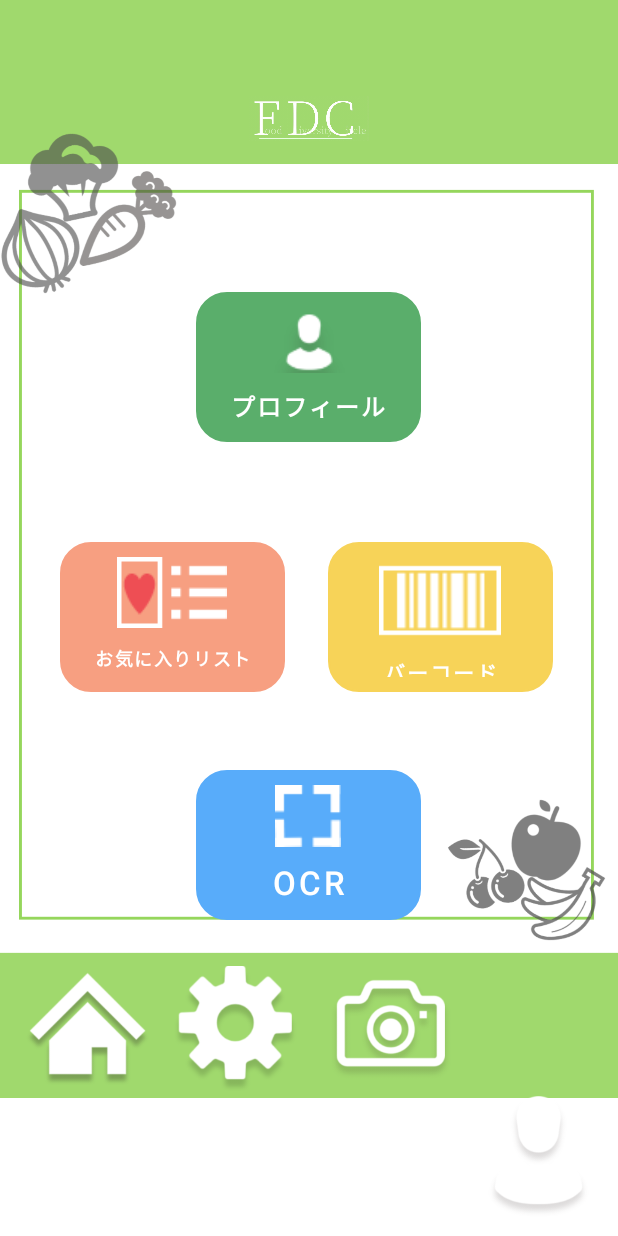
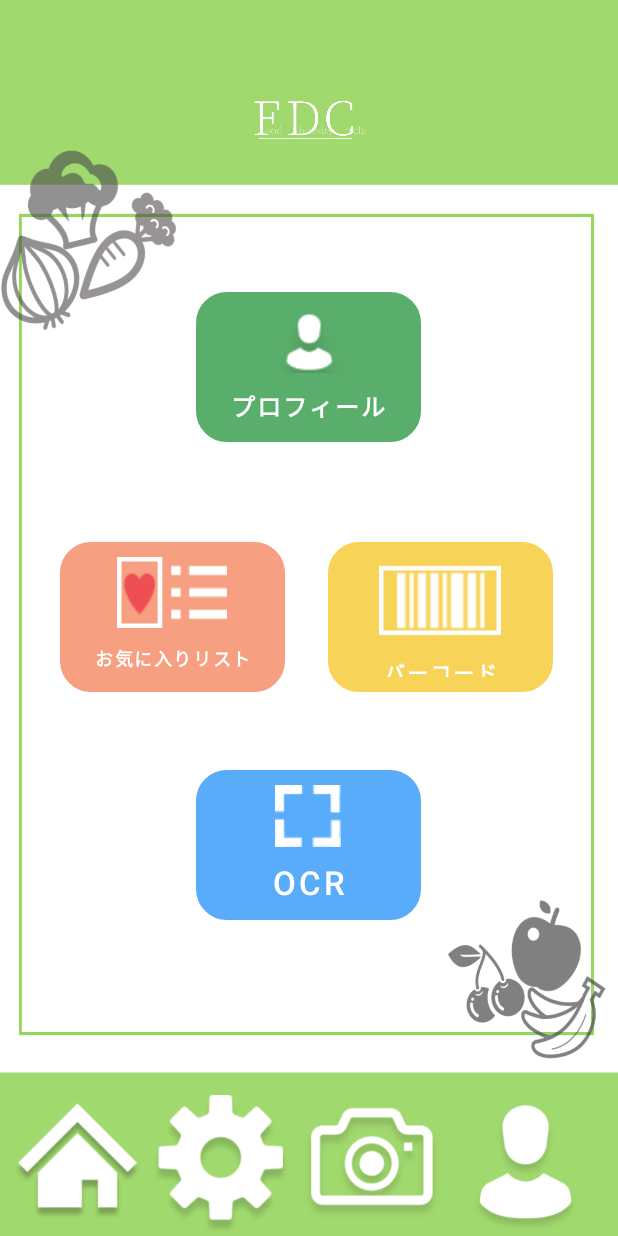
Before and after one commit to b9p31100/0101, an Android app: the screen it shows after launch once a user with an empty profile is signed in (home), on a phone screen of 412 x 824 dp. Run offline under Robolectric (Android 15) with nearby library versions, the phone set to English and light mode, and no system bars; our stand-ins replace Firebase (no records; nobody signed in at launch, a user with empty details on screens opened directly).

Commit message:
ホーム画面のボタン配置の修正、OCR読み取り後の処理の追加

```diff
--- a/app/src/main/java/com/example/a0101/home.java
+++ b/app/src/main/java/com/example/a0101/home.java
@@ -3,7 +3,6 @@ package com.example.a0101;
 import android.content.Intent;
 import android.os.Bundle;
 import android.widget.Button;
-import android.widget.ImageButton;
 
 import androidx.appcompat.app.AppCompatActivity;
 
@@ -17,18 +16,13 @@ public class home extends AppCompatActivity {
         super.onCreate(savedInstanceState);
         setContentView(R.layout.activity_home);  //activity_homeを遷移先のページの名前に変える(xml)
         //変数はこのファイルだけなので、「btn」と置いても、別のjavaファイルで「btn」でも問題ないです
-        Button btn = (Button) findViewById(R.id.return_button);//return_buttonのところをボタンのid名に変える
+        //Button btn = (Button) findViewById(R.id.return_button);//return_buttonのところをボタンのid名に変える
         Button btn2 =(Button) findViewById(R.id.button_okini);
         Button btn3 =(Button)findViewById(R.id.button_puro);
         Button btn4 =(Button)findViewById(R.id.button_ocr);
         mAuth = FirebaseAuth.getInstance();
 
         //ラムダ式の方が簡単に書けます
-        btn.setOnClickListener(v -> {
-            mAuth.signOut();
-            //単純な遷移なら↓の方が楽です
-            startActivity(new Intent(home.this, MainActivity.class));
-        });
 
         btn2.setOnClickListener(v ->{
             startActivity(new Intent(home.this, //homeを遷移先のページの名前に変える(java)
--- a/app/src/main/res/layout/activity_home.xml
+++ b/app/src/main/res/layout/activity_home.xml
@@ -2,22 +2,11 @@
 <androidx.constraintlayout.widget.ConstraintLayout xmlns:android="http://schemas.android.com/apk/res/android"
     xmlns:app="http://schemas.android.com/apk/res-auto"
     xmlns:tools="http://schemas.android.com/tools"
+    android:background="@drawable/home2"
     android:layout_width="match_parent"
     android:layout_height="match_parent"
     tools:context=".home">
 
-    <ImageView
-        android:id="@+id/imageView2"
-        android:layout_width="wrap_content"
-        android:layout_height="wrap_content"
-        android:adjustViewBounds="true"
-        app:layout_constraintBottom_toBottomOf="parent"
-        app:layout_constraintEnd_toEndOf="parent"
-        app:layout_constraintHorizontal_bias="0.0"
-        app:layout_constraintStart_toStartOf="parent"
-        app:layout_constraintTop_toTopOf="parent"
-        app:layout_constraintVertical_bias="0.0"
-        app:srcCompat="@drawable/home2" />
 
     <ImageView
         android:id="@+id/imageView3"
@@ -47,18 +36,6 @@
         app:layout_constraintVertical_bias="0.269"
         tools:ignore="DuplicateClickableBoundsCheck" />
 
-    <Button
-        android:id="@+id/return_button"
-        android:layout_width="100dp"
-        android:layout_height="0dp"
-        android:layout_marginTop="52dp"
-        android:background="#00FFFFFF"
-        android:text="Back"
-        android:textColor="#00FFFFFF"
-        app:layout_constraintEnd_toEndOf="parent"
-        app:layout_constraintHorizontal_bias="0.498"
-        app:layout_constraintStart_toStartOf="parent"
-        app:layout_constraintTop_toTopOf="parent" />
 
 
     <Button
@@ -78,69 +55,61 @@
         tools:ignore="DuplicateClickableBoundsCheck" />
 
     <ImageButton
-        android:id="@+id/imageButton5"
-        android:layout_width="85dp"
-        android:layout_height="85dp"
-        android:layout_marginStart="16dp"
-
-        android:layout_marginTop="644dp"
+        android:id="@+id/imageButton"
+        android:layout_width="87dp"
+        android:layout_height="99dp"
+        android:layout_weight="1"
         android:background="#00FFFFFF"
         android:scaleType="centerInside"
+        app:layout_constraintBottom_toBottomOf="parent"
+        app:layout_constraintEnd_toStartOf="@id/imageButton2"
+        app:layout_constraintHorizontal_chainStyle="packed"
         app:layout_constraintStart_toStartOf="parent"
         app:layout_constraintTop_toTopOf="parent"
-        app:srcCompat="@drawable/ie"
-        tools:ignore="SpeakableTextPresentCheck" />
+        app:layout_constraintVertical_bias="1.0"
+        app:srcCompat="@drawable/ie" />
 
     <ImageButton
-        android:id="@+id/imageButton6"
-        android:layout_width="85dp"
-        android:layout_height="85dp"
-        android:layout_marginTop="644dp"
+        android:id="@+id/imageButton2"
+        android:layout_width="104dp"
+        android:layout_height="94dp"
+        android:layout_weight="1"
         android:background="#00FFFFFF"
-
         android:scaleType="centerInside"
-        app:layout_constraintEnd_toEndOf="parent"
-        app:layout_constraintHorizontal_bias="0.349"
-        app:layout_constraintStart_toStartOf="parent"
+        app:layout_constraintBottom_toBottomOf="parent"
+        app:layout_constraintEnd_toStartOf="@id/imageButton3"
+        app:layout_constraintStart_toEndOf="@id/imageButton"
         app:layout_constraintTop_toTopOf="parent"
-        app:srcCompat="@drawable/__1_"
-        tools:ignore="SpeakableTextPresentCheck" />
+        app:layout_constraintVertical_bias="1.0"
+        app:srcCompat="@drawable/__1_" />
 
     <ImageButton
-        android:id="@+id/imageButton7"
-        android:layout_width="85dp"
-        android:layout_height="85dp"
-        android:layout_marginTop="644dp"
+        android:id="@+id/imageButton3"
+        android:layout_width="97dp"
+        android:layout_height="96dp"
+        android:layout_weight="1"
         android:background="#00FFFFFF"
-
-
         android:scaleType="centerInside"
-        app:layout_constraintEnd_toEndOf="parent"
-        app:layout_constraintHorizontal_bias="0.668"
-        app:layout_constraintStart_toStartOf="@+id/imageView2"
+        app:layout_constraintBottom_toBottomOf="parent"
+        app:layout_constraintEnd_toStartOf="@id/imageButton4"
+        app:layout_constraintStart_toEndOf="@id/imageButton2"
         app:layout_constraintTop_toTopOf="parent"
-        app:srcCompat="@drawable/_7"
-        tools:ignore="SpeakableTextPresentCheck" />
+        app:layout_constraintVertical_bias="1.0"
+        app:srcCompat="@drawable/_7" />
 
     <ImageButton
-        android:id="@+id/imageButton8"
-        android:layout_width="85dp"
-        android:layout_height="85dp"
-        android:layout_margin="10dp"
-        android:layout_marginStart="4dp"
-
-
-        android:layout_marginTop="12dp"
+        android:id="@+id/imageButton4"
+        android:layout_width="108dp"
+        android:layout_height="89dp"
+        android:layout_weight="1"
         android:background="#00FFFFFF"
         android:scaleType="centerInside"
         app:layout_constraintBottom_toBottomOf="parent"
         app:layout_constraintEnd_toEndOf="parent"
-        app:layout_constraintHorizontal_bias="1.0"
-        app:layout_constraintStart_toEndOf="@+id/imageButton7"
-        app:layout_constraintTop_toBottomOf="@+id/button_bako"
+        app:layout_constraintStart_toEndOf="@id/imageButton3"
+        app:layout_constraintTop_toTopOf="parent"
         app:layout_constraintVertical_bias="1.0"
-        app:srcCompat="@drawable/_2"
-        tools:ignore="SpeakableTextPresentCheck" />
+        app:srcCompat="@drawable/_2" />
 
     <Button
         android:id="@+id/button_puro"
--- a/app/src/main/res/layout/activity_profileset.xml
+++ b/app/src/main/res/layout/activity_profileset.xml
@@ -54,7 +54,7 @@
         android:layout_marginBottom="67dp"
         android:background="#00FFFFFF"
         android:scaleType="centerInside"
-        app:layout_constraintBottom_toTopOf="@+id/button100"
+        app:layout_constraintBottom_toTopOf="@+id/button6"
         app:layout_constraintEnd_toEndOf="parent"
         app:layout_constraintHorizontal_bias="0.462"
         app:layout_constraintStart_toStartOf="parent"
```
Also changed, not shown: app/src/main/AndroidManifest.xml (+10 -7 lines), app/src/main/java/com/example/a0101/hanteikextuka.java (+2 -11 lines), app/src/main/java/com/example/a0101/post.java (+10 -3 lines), app/src/main/java/com/example/a0101/qcrkeka.java (+17 -2 lines), app/src/main/java/com/example/a0101/register.java (+3 -4 lines), app/src/main/res/layout/activity_hanteikextuka.xml (+19 -47 lines), app/src/main/res/layout/activity_post.xml (+14 -28 lines), app/src/main/res/layout/activity_qcrkeka.xml (+45 -45 lines).
